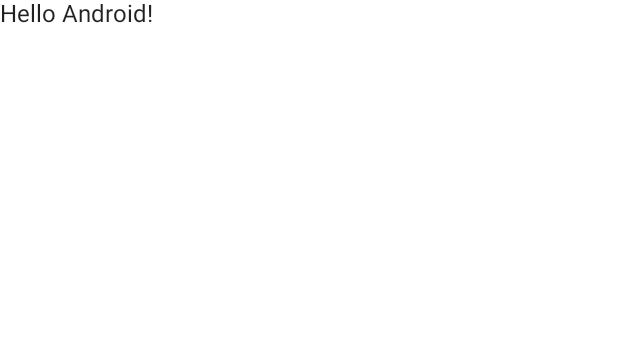
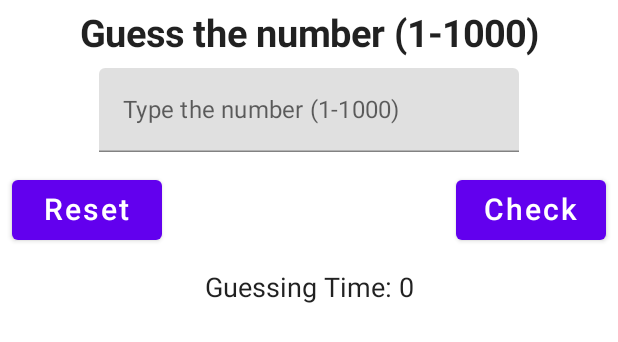
Before and after one commit to Kaichou-brave/cn333as3, an Android app built with Jetpack Compose: the @Preview function DefaultPreview, on a phone screen of 412 x 824 dp. Shown: the top 342 px of the screen. Run offline under Robolectric (Android 15) with nearby library versions, the phone set to English and light mode, and no system bars.

Commit message:
Done Main Function
do everything about main function in the number guessing game
1. Random Number
2. Check Answer
3. Guessing Count

```diff
--- a/app/src/main/java/com/compose/numberguessinggame/MainActivity.kt
+++ b/app/src/main/java/com/compose/numberguessinggame/MainActivity.kt
@@ -1,16 +1,21 @@
 package com.compose.numberguessinggame
 
 import android.os.Bundle
+import android.util.Size
 import androidx.activity.ComponentActivity
 import androidx.activity.compose.setContent
-import androidx.compose.foundation.layout.fillMaxSize
-import androidx.compose.material.MaterialTheme
-import androidx.compose.material.Surface
-import androidx.compose.material.Text
-import androidx.compose.runtime.Composable
+import androidx.compose.foundation.layout.*
+import androidx.compose.material.*
+import androidx.compose.runtime.*
+import androidx.compose.ui.Alignment
 import androidx.compose.ui.Modifier
+import androidx.compose.ui.text.font.FontWeight
+import androidx.compose.ui.text.style.TextAlign
 import androidx.compose.ui.tooling.preview.Preview
+import androidx.compose.ui.unit.dp
+import androidx.compose.ui.unit.sp
 import com.compose.numberguessinggame.ui.theme.NumberGuessingGameTheme
+import kotlin.random.Random.Default.nextInt
 
 class MainActivity : ComponentActivity() {
     override fun onCreate(savedInstanceState: Bundle?) {
@@ -22,7 +27,8 @@ class MainActivity : ComponentActivity() {
                     modifier = Modifier.fillMaxSize(),
                     color = MaterialTheme.colors.background
                 ) {
-                    Greeting("Android")
+                    var random: Int = nextInt(1, 1000)
+                    GuessingGame(random)
                 }
             }
         }
@@ -34,10 +40,102 @@ fun Greeting(name: String) {
     Text(text = "Hello $name!")
 }
 
+@Composable
+fun GuessingGame(random: Int) {
+    var randNumber = remember { mutableStateOf(random) }
+    var output = remember { mutableStateOf("") }
+    var count = remember { mutableStateOf(0) }
+    Column(
+        horizontalAlignment = Alignment.CenterHorizontally,
+        verticalArrangement = Arrangement.Center
+    ) {
+        Text(
+            text = "Guess the number (1-1000)",
+            fontSize = 25.sp,
+            fontWeight = FontWeight.Bold,
+            textAlign = TextAlign.Center,
+            modifier = Modifier
+                .padding(8.dp)
+                .fillMaxWidth()
+        )
+
+        var text by remember { mutableStateOf("") }
+        TextField(
+            value = text,
+            onValueChange = { text = it },
+            label = { Text("Type the number (1-1000)") }
+        )
+
+        Text(
+            text = ""
+        )
+
+        Row(
+            modifier = Modifier
+                .fillMaxWidth()
+                .padding(horizontal = 8.dp),
+            horizontalArrangement = Arrangement.SpaceBetween
+        ) {
+            Button(
+                onClick = {
+                    text = ""
+                    var random = nextInt(1, 1000)
+                    randNumber.value = random
+                    output.value = ""
+                },
+                modifier = Modifier.size(width = 100.dp, height = 40.dp),
+                content = {
+                    Text(text = "Reset", fontSize = 20.sp)
+                }
+            )
+
+            Button(
+                onClick = {
+                    var input = 0
+                    var isText = true
+
+                    try {
+                        input = text.toInt()
+                    } catch (text: NumberFormatException) {
+                        output.value = "Please enter only number"
+                        isText = false
+                    }
+
+                    val checkAnswer = if (input > randNumber.value) {
+                        output.value = "$input is too high"
+                        count.value = count.value + 1
+                    } else if (input < randNumber.value) {
+                        output.value = "$input is too low"
+                        count.value = count.value + 1
+                    } else {
+                        output.value = "Congratulations !"
+                    }
+
+                    if (isText == true) {
+                        checkAnswer
+                    }
+
+                },
+                modifier = Modifier.size(width = 100.dp, height = 40.dp),
+                content = {
+                    Text(text = "Check", fontSize = 20.sp)
+                }
+            )
+        }
+        Text(
+            text = "${output.value}",
+            fontSize = 18.sp
+        )
+        Text(
+            text = "Guessing Time: ${count.value}", fontSize = 18.sp
+        )
+    }
+}
+
 @Preview(showBackground = true)
 @Composable
 fun DefaultPreview() {
     NumberGuessingGameTheme {
-        Greeting("Android")
+        GuessingGame(0)
     }
 }
```
